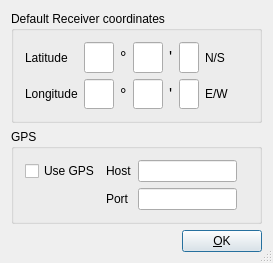
Above: dream/src/GUI-QT/GeneralSettingsDlgbase.ui from mmjee/dream-patched before the change. Below: the same form after it.
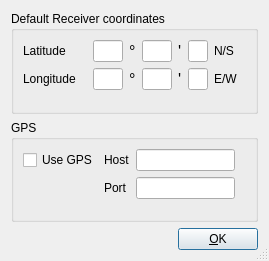
That is the form after the change. Icons and pictures are not drawn.

Commit message: fixed the layout and lower case input

```diff
--- a/dream/src/GUI-QT/GeneralSettingsDlgbase.ui
+++ b/dream/src/GUI-QT/GeneralSettingsDlgbase.ui
@@ -6,8 +6,8 @@
    <rect>
     <x>0</x>
     <y>0</y>
-    <width>273</width>
-    <height>263</height>
+    <width>269</width>
+    <height>261</height>
    </rect>
   </property>
   <property name="sizePolicy">
@@ -29,13 +29,7 @@
   <property name="sizeGripEnabled">
    <bool>true</bool>
   </property>
-  <layout class="QVBoxLayout">
-   <property name="spacing">
-    <number>6</number>
-   </property>
-   <property name="margin">
-    <number>11</number>
-   </property>
+  <layout class="QVBoxLayout" name="verticalLayout_3">
    <item>
     <widget class="QGroupBox" name="GroupReceiverCoord">
      <property name="sizePolicy">
@@ -53,14 +47,8 @@
      <property name="title">
       <string>Default Receiver coordinates</string>
      </property>
-     <layout class="QGridLayout">
-      <property name="margin">
-       <number>11</number>
-      </property>
-      <property name="spacing">
-       <number>6</number>
-      </property>
-      <item row="0" column="0">
+     <layout class="QVBoxLayout" name="verticalLayout">
+      <item>
        <layout class="QHBoxLayout">
         <property name="spacing">
          <number>6</number>
@@ -70,8 +58,14 @@
         </property>
         <item>
          <widget class="QLabel" name="TextLatitude">
+          <property name="minimumSize">
+           <size>
+            <width>64</width>
+            <height>0</height>
+           </size>
+          </property>
           <property name="text">
-           <string>Latitude   </string>
+           <string>Latitude</string>
           </property>
           <property name="wordWrap">
            <bool>false</bool>
@@ -176,6 +170,12 @@
         </item>
         <item>
          <widget class="QLabel" name="TextNS">
+          <property name="minimumSize">
+           <size>
+            <width>0</width>
+            <height>0</height>
+           </size>
+          </property>
           <property name="text">
            <string>N/S</string>
           </property>
@@ -202,7 +202,7 @@
         </item>
        </layout>
       </item>
-      <item row="1" column="0">
+      <item>
        <layout class="QHBoxLayout">
         <property name="spacing">
          <number>6</number>
@@ -212,6 +212,12 @@
         </property>
         <item>
          <widget class="QLabel" name="TextLongitude">
+          <property name="minimumSize">
+           <size>
+            <width>64</width>
+            <height>0</height>
+           </size>
+          </property>
           <property name="text">
            <string>Longitude</string>
           </property>
@@ -318,6 +324,12 @@
         </item>
         <item>
          <widget class="QLabel" name="TextEW">
+          <property name="minimumSize">
+           <size>
+            <width>0</width>
+            <height>0</height>
+           </size>
+          </property>
           <property name="text">
            <string>E/W</string>
           </property>
@@ -344,6 +356,19 @@
         </item>
        </layout>
       </item>
+      <item>
+       <spacer name="verticalSpacer">
+        <property name="orientation">
+         <enum>Qt::Vertical</enum>
+        </property>
+        <property name="sizeHint" stdset="0">
+         <size>
+          <width>20</width>
+          <height>3</height>
+         </size>
+        </property>
+       </spacer>
+      </item>
      </layout>
     </widget>
    </item>
@@ -352,14 +377,8 @@
      <property name="title">
       <string>GPS</string>
      </property>
-     <layout class="QGridLayout">
-      <property name="margin">
-       <number>11</number>
-      </property>
-      <property name="spacing">
-       <number>6</number>
-      </property>
-      <item row="0" column="0">
+     <layout class="QVBoxLayout" name="verticalLayout_2">
+      <item>
        <layout class="QGridLayout">
         <property name="margin">
          <number>0</number>
@@ -450,17 +469,24 @@
         </item>
        </layout>
       </item>
+      <item>
+       <spacer name="verticalSpacer_2">
+        <property name="orientation">
+         <enum>Qt::Vertical</enum>
+        </property>
+        <property name="sizeHint" stdset="0">
+         <size>
+          <width>20</width>
+          <height>4</height>
+         </size>
+        </property>
+       </spacer>
+      </item>
      </layout>
     </widget>
    </item>
    <item>
-    <layout class="QHBoxLayout">
-     <property name="spacing">
-      <number>6</number>
-     </property>
-     <property name="margin">
-      <number>0</number>
-     </property>
+    <layout class="QHBoxLayout" name="horizontalLayout">
      <item>
       <spacer name="Spacer5">
        <property name="orientation">
@@ -478,27 +504,17 @@
       </spacer>
      </item>
      <item>
-      <layout class="QVBoxLayout">
-       <property name="spacing">
-        <number>6</number>
+      <widget class="QPushButton" name="buttonOk">
+       <property name="text">
+        <string>&amp;OK</string>
        </property>
-       <property name="margin">
-        <number>0</number>
+       <property name="autoDefault">
+        <bool>false</bool>
        </property>
-       <item>
-        <widget class="QPushButton" name="buttonOk">
-         <property name="text">
-          <string>&amp;OK</string>
-         </property>
-         <property name="autoDefault">
-          <bool>false</bool>
-         </property>
-         <property name="default">
-          <bool>true</bool>
-         </property>
-        </widget>
-       </item>
-      </layout>
+       <property name="default">
+        <bool>true</bool>
+       </property>
+      </widget>
      </item>
     </layout>
    </item>
```
The commit also changes 2 other files.
